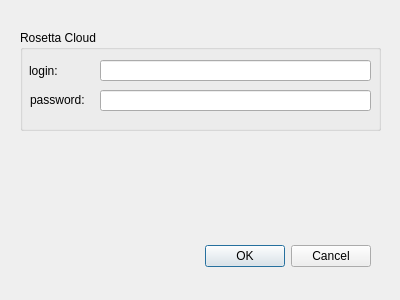
This is source/src/ui/config/config_dialog.ui in RosettaCommons/rosetta as Qt 5 draws it before an edit. The edited form follows.
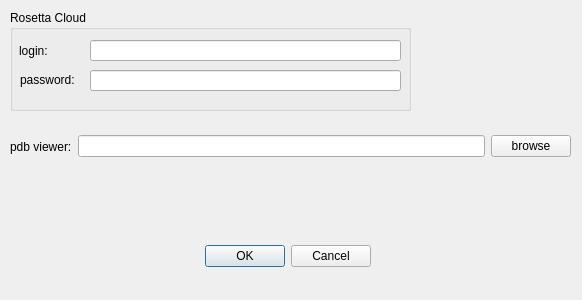
This is the edited form.

What changed in the file:
```diff
--- a/source/src/ui/config/config_dialog.ui
+++ b/source/src/ui/config/config_dialog.ui
@@ -9,7 +9,7 @@
    <rect>
     <x>0</x>
     <y>0</y>
-    <width>400</width>
+    <width>582</width>
     <height>300</height>
    </rect>
   </property>
@@ -35,9 +35,9 @@
   <widget class="QGroupBox" name="groupBox">
    <property name="geometry">
     <rect>
-     <x>20</x>
-     <y>30</y>
-     <width>361</width>
+     <x>10</x>
+     <y>10</y>
+     <width>401</width>
      <height>101</height>
     </rect>
    </property>
@@ -49,7 +49,7 @@
      <rect>
       <x>80</x>
       <y>30</y>
-      <width>271</width>
+      <width>311</width>
       <height>21</height>
      </rect>
     </property>
@@ -85,15 +85,44 @@
      <rect>
       <x>80</x>
       <y>60</y>
-      <width>271</width>
+      <width>311</width>
       <height>21</height>
      </rect>
     </property>
     <property name="echoMode">
-     <enum>QLineEdit::Normal</enum>
+     <enum>QLineEdit::Password</enum>
     </property>
    </widget>
   </widget>
+  <widget class="QWidget" name="layoutWidget">
+   <property name="geometry">
+    <rect>
+     <x>10</x>
+     <y>130</y>
+     <width>561</width>
+     <height>33</height>
+    </rect>
+   </property>
+   <layout class="QHBoxLayout" name="horizontalLayout">
+    <item>
+     <widget class="QLabel" name="label_3">
+      <property name="text">
+       <string>pdb viewer:</string>
+      </property>
+     </widget>
+    </item>
+    <item>
+     <widget class="QLineEdit" name="pdb_viewer"/>
+    </item>
+    <item>
+     <widget class="QPushButton" name="pdb_viewer_browse">
+      <property name="text">
+       <string>browse</string>
+      </property>
+     </widget>
+    </item>
+   </layout>
+  </widget>
  </widget>
  <resources/>
  <connections>
```
